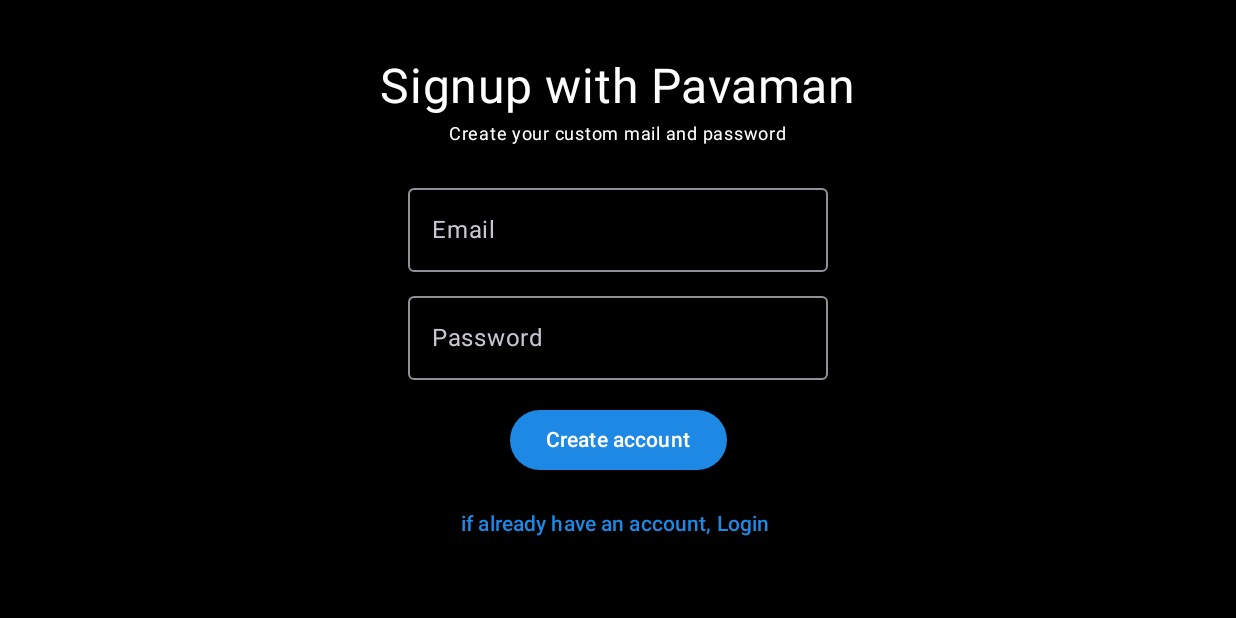
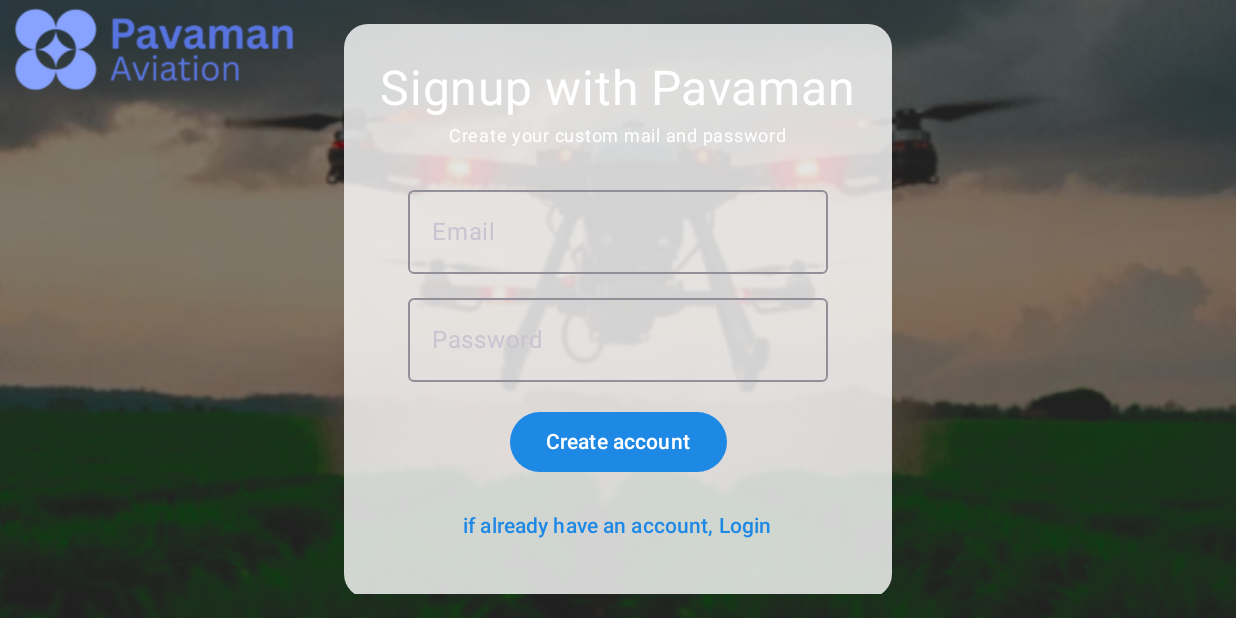
Before and after one commit to Hrushikesh-Gangisetty/SampleGCS, an Android app built with Jetpack Compose: the screen it shows after launch (MainActivity), after a tap on "Signup", on a phone screen of 824 x 412 dp (held sideways). Run offline under Robolectric (Android 15) with nearby library versions, the phone set to English and light mode, and no system bars; our stand-ins replace Firebase (no records; nobody signed in at launch, a user with empty details on screens opened directly), livedata-compose.

Commit message:
feat: Add background image to login and signup screens
This commit updates the Login and Signup screens to use a background image with a semi-transparent container for the form elements.

- Replaced the root `Column` with a `Box` layout to layer UI elements.
- Added an `Image` composable to display the `loginbag.png` drawable, filling the entire screen.
- Placed the form elements in a `Column` with a semi-transparent white background and rounded corners for better readability and aesthetics.
- Ensured a consistent look and feel across both Login and Signup screens.
- Fixed a minor navigation bug in the Signup screen.

Skipped running the automated tests due to an Android SDK environment configuration issue. The changes are purely visual and have been verified by a code review.

```diff
--- a/app/src/main/java/com/example/aerogcsclone/authentication/LoginPage.kt
+++ b/app/src/main/java/com/example/aerogcsclone/authentication/LoginPage.kt
@@ -1,142 +1,102 @@
 package com.example.aerogcsclone.authentication
 
 import android.widget.Toast
-import androidx.compose.foundation.layout.Arrangement
-import androidx.compose.foundation.layout.Column
-import androidx.compose.foundation.layout.Spacer
-import androidx.compose.foundation.layout.fillMaxSize
-import androidx.compose.foundation.layout.height
+import androidx.compose.foundation.Image
+import androidx.compose.foundation.background
+import androidx.compose.foundation.layout.*
 import androidx.compose.foundation.rememberScrollState
+import androidx.compose.foundation.shape.RoundedCornerShape
 import androidx.compose.foundation.verticalScroll
 import androidx.compose.material3.Button
 import androidx.compose.material3.OutlinedTextField
 import androidx.compose.material3.Text
 import androidx.compose.material3.TextButton
-import androidx.compose.runtime.Composable
-import androidx.compose.runtime.LaunchedEffect
-import androidx.compose.runtime.getValue
+import androidx.compose.runtime.*
 import androidx.compose.runtime.livedata.observeAsState
-import androidx.compose.runtime.mutableStateOf
-import androidx.compose.runtime.remember
-import androidx.compose.runtime.setValue
 import androidx.compose.ui.Alignment
 import androidx.compose.ui.Modifier
+import androidx.compose.ui.draw.clip
+import androidx.compose.ui.graphics.Color
+import androidx.compose.ui.layout.ContentScale
 import androidx.compose.ui.platform.LocalContext
+import androidx.compose.ui.res.painterResource
 import androidx.compose.ui.unit.dp
 import androidx.compose.ui.unit.sp
 import androidx.navigation.NavController
+import com.example.aerogcsclone.R
 import com.example.aerogcsclone.navigation.Screen
 
 @Composable
-fun LoginPage(modifier: Modifier = Modifier,navController: NavController, authViewModel: AuthViewModel){
-    var email by remember {
-        mutableStateOf(value = "")
-    }
-    var password by remember {
-        mutableStateOf(value = "")
-    }
+fun LoginPage(modifier: Modifier = Modifier, navController: NavController, authViewModel: AuthViewModel) {
+    var email by remember { mutableStateOf("") }
+    var password by remember { mutableStateOf("") }
     val authState = authViewModel.authState.observeAsState()
     val context = LocalContext.current
+
     LaunchedEffect(authState.value) {
-        when (authState.value) {
-            is AuthState.Authenticated -> navController.navigate(Screen.Connection.route)
-            is AuthState.Error -> Toast.makeText(context, (authState.value as AuthState.Error).message, Toast.LENGTH_SHORT).show()
+        when (val state = authState.value) {
+            is AuthState.Authenticated -> navController.navigate(Screen.Connection.route) {
+                popUpTo(Screen.Login.route) { inclusive = true }
+            }
+            is AuthState.Error -> Toast.makeText(context, state.message, Toast.LENGTH_SHORT).show()
             else -> Unit
-
         }
     }
+
+    Box(modifier = Modifier.fillMaxSize()) {
+        Image(
+            painter = painterResource(id = R.drawable.loginbag),
+            contentDescription = "Login Background",
+            contentScale = ContentScale.Crop,
+            modifier = Modifier.fillMaxSize()
+        )
         Column(
-        modifier = modifier.fillMaxSize().verticalScroll(rememberScrollState()),
-
-        verticalArrangement = Arrangement.Center,
-
-        horizontalAlignment = Alignment.CenterHorizontally
-
-    ){
-
+            modifier = Modifier
+                .fillMaxSize()
+                .padding(16.dp)
+                .verticalScroll(rememberScrollState()),
+            horizontalAlignment = Alignment.CenterHorizontally,
+            verticalArrangement = Arrangement.Center
+        ) {
+            Column(
+                modifier = Modifier
+                    .clip(RoundedCornerShape(16.dp))
+                    .background(Color.White.copy(alpha = 0.8f))
+                    .padding(24.dp),
+                horizontalAlignment = Alignment.CenterHorizontally,
+                verticalArrangement = Arrangement.Center
+            ) {
                 Text(text = "Login with pavaman", fontSize = 32.sp)
                 Text(text = "Login with pavaman credentials", fontSize = 12.sp)
 
                 Spacer(modifier = Modifier.height(16.dp))
 
-
-
                 OutlinedTextField(
-
-            value =email ,
-
-            onValueChange = {
-
-                email = it
-
-            } ,
-
-            label = {
-
-                Text(text = "Email")
-
-            }
-
+                    value = email,
+                    onValueChange = { email = it },
+                    label = { Text(text = "Email") }
                 )
 
                 Spacer(modifier = Modifier.height(8.dp))
 
-
-
                 OutlinedTextField(
-
-            value =password ,
-
-            onValueChange = {
-
-                password = it
-
-            } ,
-
-            label = {
-
-                Text(text = "Password")
-
-            }
-
+                    value = password,
+                    onValueChange = { password = it },
+                    label = { Text(text = "Password") }
                 )
 
                 Spacer(modifier = Modifier.height(16.dp))
 
-
-
-        Button(onClick = {
-
-            authViewModel.login(email,password)
-
-
-
-        }){
-
+                Button(onClick = { authViewModel.login(email, password) }) {
                     Text(text = "Login")
-
                 }
 
                 Spacer(modifier = Modifier.height(8.dp))
 
-
-
-        TextButton(onClick = {
-
-            navController.navigate(Screen.Signup.route)
-
-
-
-        }) {
-
+                TextButton(onClick = { navController.navigate(Screen.Signup.route) }) {
                     Text(text = "Signup")
-
                 }
-
-
-
             }
-
-
-
         }
+    }
+}
--- a/app/src/main/java/com/example/aerogcsclone/authentication/SignupPage.kt
+++ b/app/src/main/java/com/example/aerogcsclone/authentication/SignupPage.kt
@@ -1,167 +1,103 @@
 package com.example.aerogcsclone.authentication
 
 import android.widget.Toast
-import androidx.compose.foundation.layout.Arrangement
-import androidx.compose.foundation.layout.Column
-import androidx.compose.foundation.layout.Spacer
-import androidx.compose.foundation.layout.fillMaxSize
-import androidx.compose.foundation.layout.height
+import android.widget.Toast
+import androidx.compose.foundation.Image
+import androidx.compose.foundation.background
+import androidx.compose.foundation.layout.*
 import androidx.compose.foundation.rememberScrollState
+import androidx.compose.foundation.shape.RoundedCornerShape
 import androidx.compose.foundation.verticalScroll
 import androidx.compose.material3.Button
 import androidx.compose.material3.OutlinedTextField
 import androidx.compose.material3.Text
 import androidx.compose.material3.TextButton
-import androidx.compose.runtime.Composable
-import androidx.compose.runtime.LaunchedEffect
-import androidx.compose.runtime.getValue
+import androidx.compose.runtime.*
 import androidx.compose.runtime.livedata.observeAsState
-import androidx.compose.runtime.mutableStateOf
-import androidx.compose.runtime.remember
-import androidx.compose.runtime.setValue
 import androidx.compose.ui.Alignment
 import androidx.compose.ui.Modifier
+import androidx.compose.ui.draw.clip
+import androidx.compose.ui.graphics.Color
+import androidx.compose.ui.layout.ContentScale
 import androidx.compose.ui.platform.LocalContext
+import androidx.compose.ui.res.painterResource
 import androidx.compose.ui.unit.dp
 import androidx.compose.ui.unit.sp
 import androidx.navigation.NavController
+import com.example.aerogcsclone.R
 import com.example.aerogcsclone.navigation.Screen
 
 @Composable
+fun SignupPage(modifier: Modifier = Modifier, navController: NavController, authViewModel: AuthViewModel) {
+    var email by remember { mutableStateOf("") }
+    var password by remember { mutableStateOf("") }
+    val authState = authViewModel.authState.observeAsState()
+    val context = LocalContext.current
 
-fun SignupPage(modifier: Modifier = Modifier,navController: NavController, authViewModel: AuthViewModel){
-
-    var email by remember {
-
-        mutableStateOf(value = "")
-
+    LaunchedEffect(authState.value) {
+        when (val state = authState.value) {
+            is AuthState.Authenticated -> navController.navigate(Screen.Connection.route) {
+                popUpTo(Screen.Signup.route) { inclusive = true }
+            }
+            is AuthState.Error -> Toast.makeText(context, state.message, Toast.LENGTH_SHORT).show()
+            else -> Unit
+        }
     }
 
-    var password by remember {
-
-        mutableStateOf(value = "")
-
-    }
-
-    val authState = authViewModel.authState.observeAsState()
-
-    val context = LocalContext.current
-
-
-
-    LaunchedEffect(authState.value) {
-
-        when (authState.value) {
-
-            is AuthState.Authenticated -> navController.navigate(Screen.Connection.route)
-
-            is AuthState.Error -> Toast.makeText(context, (authState.value as AuthState.Error).message, Toast.LENGTH_SHORT).show()
-
-            else -> Unit
-
-        }
-
-    }
-
-
-
-    val scrollState = rememberScrollState()
-
-
-
+    Box(modifier = Modifier.fillMaxSize()) {
+        Image(
+            painter = painterResource(id = R.drawable.loginbag),
+            contentDescription = "Signup Background",
+            contentScale = ContentScale.Crop,
+            modifier = Modifier.fillMaxSize()
+        )
         Column(
-
-        modifier = modifier
+            modifier = Modifier
                 .fillMaxSize()
-            .verticalScroll(scrollState),
-
-        verticalArrangement = Arrangement.Center,
-        horizontalAlignment = Alignment.CenterHorizontally
-
-    ){
-
+                .padding(16.dp)
+                .verticalScroll(rememberScrollState()),
+            horizontalAlignment = Alignment.CenterHorizontally,
+            verticalArrangement = Arrangement.Center
+        ) {
+            Column(
+                modifier = Modifier
+                    .clip(RoundedCornerShape(16.dp))
+                    .background(Color.White.copy(alpha = 0.8f))
+                    .padding(24.dp),
+                horizontalAlignment = Alignment.CenterHorizontally,
+                verticalArrangement = Arrangement.Center
+            ) {
                 Text(text = "Signup with Pavaman", fontSize = 32.sp)
                 Text(text = "Create your custom mail and password", fontSize = 12.sp)
 
                 Spacer(modifier = Modifier.height(16.dp))
 
-
-
                 OutlinedTextField(
-
-            value =email ,
-
-            onValueChange = {
-
-                email = it
-
-            } ,
-
-
-            label = {
-
-                Text(text = "Email")
-
-            }
-
+                    value = email,
+                    onValueChange = { email = it },
+                    label = { Text(text = "Email") }
                 )
 
                 Spacer(modifier = Modifier.height(8.dp))
 
-
-
                 OutlinedTextField(
-
-            value =password ,
-
-            onValueChange = {
-
-                password = it
-
-            } ,
-
-            label = {
-
-                Text(text = "Password")
-
-            }
-
+                    value = password,
+                    onValueChange = { password = it },
+                    label = { Text(text = "Password") }
                 )
 
                 Spacer(modifier = Modifier.height(16.dp))
 
-
-
-        Button(onClick = {
-
-            authViewModel.signup(email,password)
-
-
-
-        }){
-
+                Button(onClick = { authViewModel.signup(email, password) }) {
                     Text(text = "Create account")
-
                 }
 
                 Spacer(modifier = Modifier.height(8.dp))
 
-
-
-        TextButton(onClick = {
-
-            navController.navigate(route = "Login")
-
-
-
-        }) {
-
-            Text(text = "if already have an account, Login ")
-
+                TextButton(onClick = { navController.navigate(Screen.Login.route) }) {
+                    Text(text = "if already have an account, Login")
                 }
-
-
-
             }
-
         }
+    }
+}
```
Lines whose indentation alone changed are shown as unchanged.
